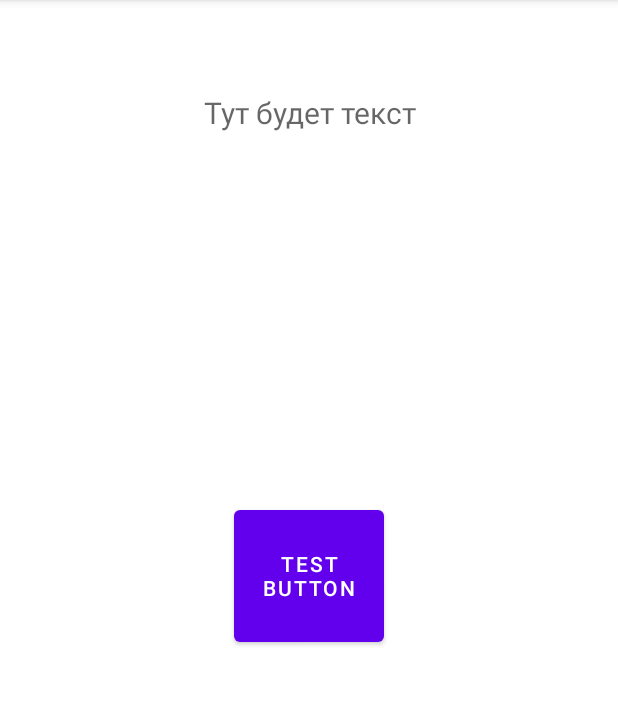
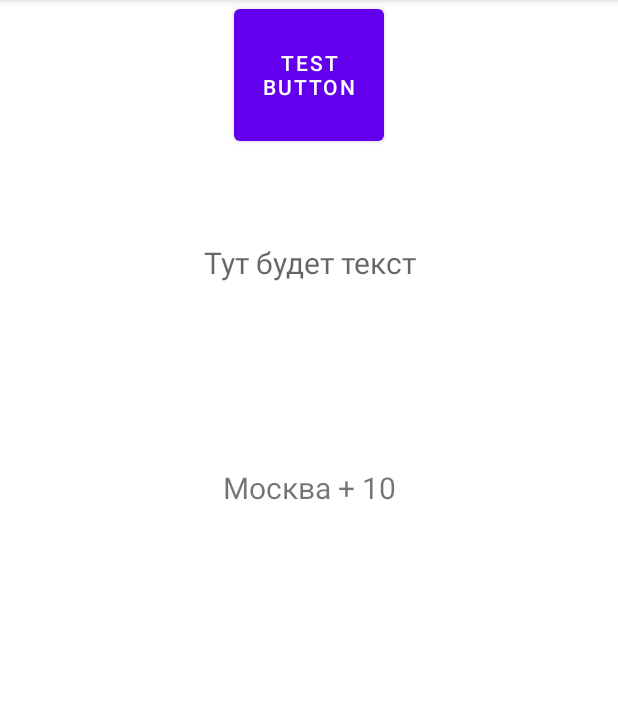
Before and after one commit to Nikita0093/Kotlin_lesson_1, an Android app: the screen it shows after launch (MainActivity), on a phone screen of 412 x 824 dp, the part 84-789 px from its top. Run offline under Robolectric (Android 15) with nearby library versions, the phone set to English and light mode, and no system bars.

Commit message:
Урок 1 - добавили data class и вывели информацию с него на экран

```diff
--- a/app/src/main/java/com/example/myapplication/MainActivity.kt
+++ b/app/src/main/java/com/example/myapplication/MainActivity.kt
@@ -2,8 +2,11 @@ package com.example.myapplication
 
 import androidx.appcompat.app.AppCompatActivity
 import android.os.Bundle
+import android.os.WorkSource
+import android.util.Log
 import android.widget.Button
 import android.widget.TextView
+import kotlin.math.log
 
 class MainActivity : AppCompatActivity() {
     var position: Boolean = true
@@ -12,7 +15,7 @@ class MainActivity : AppCompatActivity() {
         super.onCreate(savedInstanceState)
         setContentView(R.layout.activity_main)
 
-        val textView: TextView = findViewById(R.id.testTextView)
+        val textView: TextView = findViewById(R.id.testTextViewButton)
 
         val button: Button = findViewById(R.id.testButton);
         button.setOnClickListener {
@@ -26,5 +29,13 @@ class MainActivity : AppCompatActivity() {
             }
 
         }
+        val weather = Weather ("Москва", 10)
+        val textViewWeather: TextView = findViewById(R.id.testTextView)
+        textViewWeather.setText("${weather.townName}" + " + " + "${weather.temperature}")
+
+
+
+
+
     }
 }
--- /dev/null
+++ b/app/src/main/java/com/example/myapplication/Weather.kt
@@ -0,0 +1,5 @@
+package com.example.myapplication
+
+data class Weather(val townName: String, val temperature: Int) {
+
+}
--- a/app/src/main/res/layout/activity_main.xml
+++ b/app/src/main/res/layout/activity_main.xml
@@ -1,30 +1,43 @@
 <?xml version="1.0" encoding="utf-8"?>
-<FrameLayout xmlns:android="http://schemas.android.com/apk/res/android"
+<LinearLayout xmlns:android="http://schemas.android.com/apk/res/android"
     xmlns:app="http://schemas.android.com/apk/res-auto"
     xmlns:tools="http://schemas.android.com/tools"
     android:layout_width="match_parent"
     android:layout_height="match_parent"
-    tools:context=".MainActivity">
+    tools:context=".MainActivity"
+    android:orientation="vertical">
 
     <com.google.android.material.button.MaterialButton
         android:id="@+id/testButton"
         android:layout_width="100sp"
         android:layout_height="100sp"
         android:layout_gravity="center"
+        android:gravity="center"
         android:text="Test Button">
 
     </com.google.android.material.button.MaterialButton>
 
     <TextView
-        android:id="@+id/testTextView"
+        android:id="@+id/testTextViewButton"
         android:layout_width="200sp"
         android:layout_height="150sp"
-        android:layout_gravity="center|top"
+        android:layout_gravity="center"
         android:gravity="center"
         android:hint="Тут будет текст"
         android:textSize="20sp">
 
     </TextView>
 
+    <TextView
+        android:id="@+id/testTextView"
+        android:layout_width="200sp"
+        android:layout_height="150sp"
+        android:layout_gravity="center"
+        android:gravity="center"
+        android:hint="Тут будет текст из data"
+        android:textSize="20sp">
 
-</FrameLayout>
+    </TextView>
+
+
+</LinearLayout>
```
